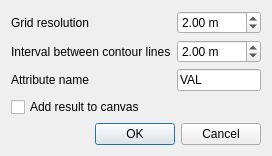
Before: the Qt Designer form crayfish/ui/crayfish_export_contours_dialog.ui in lutraconsulting/qgis-crayfish-plugin, drawn with Qt 5.
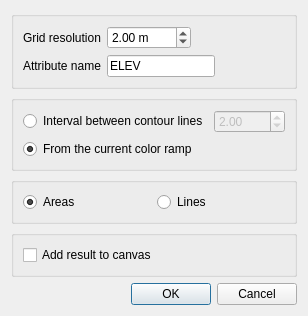
After: the same form once the commit is applied.

Commit message: extended contours dialog

Diff of the .ui file:
```diff
--- a/crayfish/ui/crayfish_export_contours_dialog.ui
+++ b/crayfish/ui/crayfish_export_contours_dialog.ui
@@ -6,8 +6,8 @@
    <rect>
     <x>0</x>
     <y>0</y>
-    <width>264</width>
-    <height>141</height>
+    <width>288</width>
+    <height>245</height>
    </rect>
   </property>
   <property name="windowTitle">
@@ -15,7 +15,11 @@
   </property>
   <layout class="QVBoxLayout" name="verticalLayout">
    <item>
+    <widget class="QGroupBox" name="groupBox">
     <layout class="QFormLayout" name="formLayout">
+      <property name="fieldGrowthPolicy">
+       <enum>QFormLayout::ExpandingFieldsGrow</enum>
+      </property>
      <item row="0" column="0">
       <widget class="QLabel" name="label">
        <property name="text">
@@ -40,46 +44,118 @@
       </widget>
      </item>
      <item row="1" column="0">
-      <widget class="QLabel" name="label_2">
-       <property name="text">
-        <string>Interval between contour lines</string>
-       </property>
-      </widget>
-     </item>
-     <item row="1" column="1">
-      <widget class="QDoubleSpinBox" name="spinContourInterval">
-       <property name="suffix">
-        <string> m</string>
-       </property>
-       <property name="minimum">
-        <double>0.250000000000000</double>
-       </property>
-       <property name="maximum">
-        <double>9999.989999999999782</double>
-       </property>
-       <property name="value">
-        <double>2.000000000000000</double>
-       </property>
-      </widget>
-     </item>
-     <item row="2" column="0">
       <widget class="QLabel" name="label_3">
        <property name="text">
         <string>Attribute name</string>
        </property>
       </widget>
      </item>
-     <item row="2" column="1">
+      <item row="1" column="1">
       <widget class="QLineEdit" name="attrName">
+        <property name="sizePolicy">
+         <sizepolicy hsizetype="Maximum" vsizetype="Fixed">
+          <horstretch>0</horstretch>
+          <verstretch>0</verstretch>
+         </sizepolicy>
+        </property>
        <property name="text">
-        <string>VAL</string>
+         <string>ELEV</string>
        </property>
        <property name="readOnly">
         <bool>true</bool>
        </property>
       </widget>
      </item>
-     <item row="3" column="0">
+     </layout>
+    </widget>
+   </item>
+   <item>
+    <widget class="QGroupBox" name="groupBox">
+     <property name="title">
+      <string/>
+     </property>
+     <layout class="QVBoxLayout" name="verticalLayout_2">
+      <item>
+       <widget class="QWidget" name="widget" native="true">
+        <layout class="QHBoxLayout" name="horizontalLayout_3">
+         <property name="margin">
+          <number>0</number>
+         </property>
+         <item>
+          <widget class="QRadioButton" name="itervalRadio">
+           <property name="text">
+            <string>Interval between contour lines</string>
+           </property>
+           <property name="autoExclusive">
+            <bool>false</bool>
+           </property>
+          </widget>
+         </item>
+         <item>
+          <widget class="QDoubleSpinBox" name="spinContourInterval">
+           <property name="enabled">
+            <bool>false</bool>
+           </property>
+           <property name="minimum">
+            <double>0.250000000000000</double>
+           </property>
+           <property name="maximum">
+            <double>9999.989999999999782</double>
+           </property>
+           <property name="value">
+            <double>2.000000000000000</double>
+           </property>
+          </widget>
+         </item>
+        </layout>
+       </widget>
+      </item>
+      <item>
+       <widget class="QRadioButton" name="fixedLevelsRadio">
+        <property name="text">
+         <string>From the current color ramp</string>
+        </property>
+        <property name="checked">
+         <bool>true</bool>
+        </property>
+        <property name="autoExclusive">
+         <bool>false</bool>
+        </property>
+       </widget>
+      </item>
+     </layout>
+    </widget>
+   </item>
+   <item>
+    <widget class="QGroupBox" name="contoursTypeGroup">
+     <layout class="QHBoxLayout" name="horizontalLayout">
+      <item>
+       <widget class="QRadioButton" name="useLinesRadio">
+        <property name="text">
+         <string>Areas</string>
+        </property>
+        <property name="checked">
+         <bool>true</bool>
+        </property>
+       </widget>
+      </item>
+      <item>
+       <widget class="QRadioButton" name="usePolygonsRadio">
+        <property name="text">
+         <string>Lines</string>
+        </property>
+       </widget>
+      </item>
+     </layout>
+    </widget>
+   </item>
+   <item>
+    <widget class="QGroupBox" name="groupBox_2">
+     <property name="title">
+      <string/>
+     </property>
+     <layout class="QVBoxLayout" name="verticalLayout_3">
+      <item>
       <widget class="QCheckBox" name="chkAddToCanvas">
        <property name="text">
         <string>Add result to canvas</string>
@@ -87,6 +163,7 @@
       </widget>
      </item>
     </layout>
+    </widget>
    </item>
    <item>
     <widget class="QDialogButtonBox" name="buttonBox">
```
Lines whose indentation alone changed are shown as unchanged. The commit also changes 9 other files.
